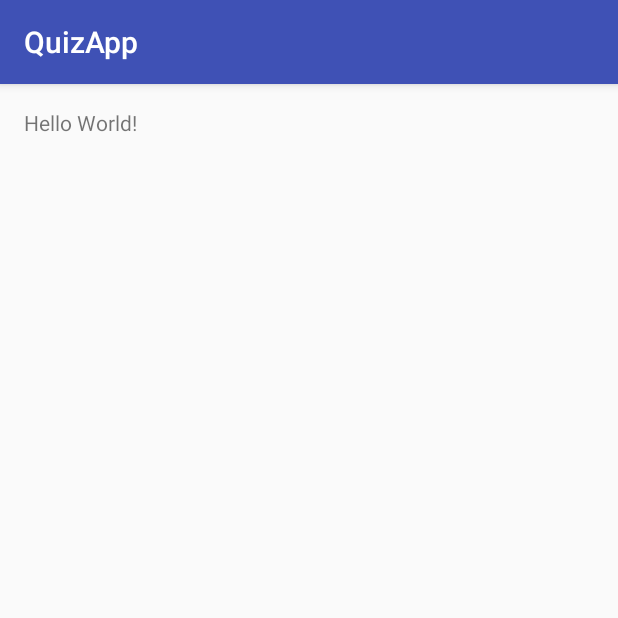
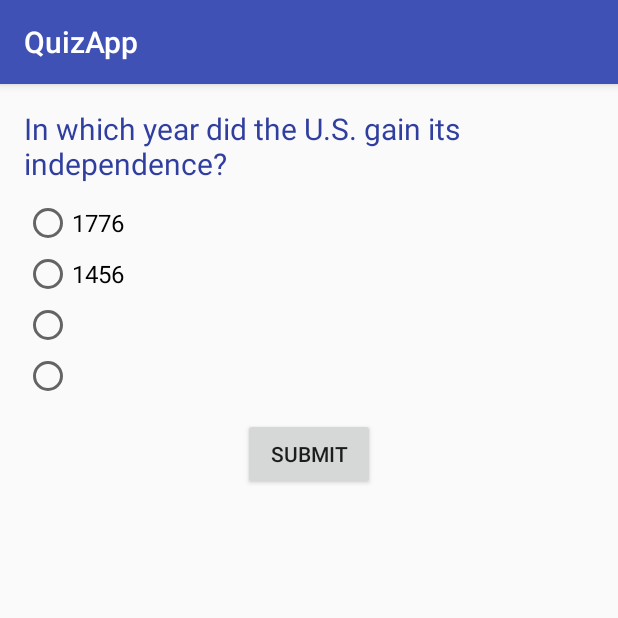
Before and after one commit to mikaelm1/Quiz-App, an Android app: the screen it shows after launch (MainActivity), on a phone screen of 412 x 824 dp, the top half of it. Run offline under Robolectric (Android 15) with nearby library versions, the phone set to English and light mode, and no system bars.

Commit message:
feat: First question works. Correct answers adds point

```diff
--- a/app/src/main/java/com/example/android/quizapp/MainActivity.java
+++ b/app/src/main/java/com/example/android/quizapp/MainActivity.java
@@ -2,12 +2,46 @@ package com.example.android.quizapp;
 
 import android.support.v7.app.AppCompatActivity;
 import android.os.Bundle;
+import android.util.Log;
+import android.view.View;
 
 public class MainActivity extends AppCompatActivity {
+
+    String qOneChosenAnswer;
+    int correctAnswers = 0;
+    int totalQuestions = 1;
 
     @Override
     protected void onCreate(Bundle savedInstanceState) {
         super.onCreate(savedInstanceState);
         setContentView(R.layout.activity_main);
     }
+
+    public void questionOneAnswered(View v) {
+        switch (v.getId()) {
+            case R.id.q_one_a:
+                Log.v("Answer", "Answer A chosen");
+                qOneChosenAnswer = "A";
+                correctAnswers += 1;
+                break;
+            case R.id.q_one_b:
+                Log.v("Answer", "Answer B chosen");
+                qOneChosenAnswer = "B";
+                break;
+            case R.id.q_one_c:
+                Log.v("Answer", "Answer C chosen");
+                qOneChosenAnswer = "C";
+                break;
+            case R.id.q_one_d:
+                Log.v("Answer", "Answer D chosen");
+                qOneChosenAnswer = "D";
+                break;
+        }
+    }
+
+    public void submitAnswersTapped(View v) {
+        int score = correctAnswers / totalQuestions;
+        Log.v("Score: ", Integer.toString(score * 100) + "%");
+    }
+
 }
--- a/app/src/main/res/layout/activity_main.xml
+++ b/app/src/main/res/layout/activity_main.xml
@@ -1,17 +1,64 @@
 <?xml version="1.0" encoding="utf-8"?>
-<RelativeLayout
+<LinearLayout
     xmlns:android="http://schemas.android.com/apk/res/android"
     xmlns:tools="http://schemas.android.com/tools"
     android:layout_width="match_parent"
     android:layout_height="match_parent"
-    android:paddingBottom="@dimen/activity_vertical_margin"
-    android:paddingLeft="@dimen/activity_horizontal_margin"
-    android:paddingRight="@dimen/activity_horizontal_margin"
-    android:paddingTop="@dimen/activity_vertical_margin"
+    android:orientation="vertical"
     tools:context="com.example.android.quizapp.MainActivity">
 
-    <TextView
-        android:layout_width="wrap_content"
+    <LinearLayout
+        android:layout_width="match_parent"
         android:layout_height="wrap_content"
-        android:text="Hello World!"/>
-</RelativeLayout>
+        android:orientation="vertical"
+        android:layout_margin="16dp">
+
+        <TextView
+            style="@style/question_textviews"
+            android:text="In which year did the U.S. gain its independence?"/>
+
+        <RadioGroup
+            android:layout_width="match_parent"
+            android:layout_height="wrap_content">
+            <RadioButton
+                style="@style/radio_buttons"
+                android:id="@+id/q_one_a"
+                android:text="1776"
+                android:layout_marginTop="10dp"
+                android:onClick="questionOneAnswered"/>
+
+            <RadioButton
+                style="@style/radio_buttons"
+                android:id="@+id/q_one_b"
+                android:text="1456"
+                android:layout_marginTop="2dp"
+                android:onClick="questionOneAnswered"/>
+
+            <RadioButton
+                style="@style/radio_buttons"
+                android:id="@+id/q_one_c"
+                android:layout_marginTop="2dp"
+                android:onClick="questionOneAnswered"/>
+
+            <RadioButton
+                style="@style/radio_buttons"
+                android:id="@+id/q_one_d"
+                android:layout_marginTop="2dp"
+                android:onClick="questionOneAnswered"/>
+        </RadioGroup>
+
+    <RelativeLayout
+        android:layout_width="match_parent"
+        android:layout_height="wrap_content"
+        android:layout_marginTop="12dp">
+        <Button
+            android:layout_width="wrap_content"
+            android:layout_height="wrap_content"
+            android:layout_centerInParent="true"
+            android:onClick="submitAnswersTapped"
+            android:text="Submit"/>
+    </RelativeLayout>
+
+    </LinearLayout>
+
+</LinearLayout>
--- a/app/src/main/res/values/styles.xml
+++ b/app/src/main/res/values/styles.xml
@@ -8,4 +8,17 @@
         <item name="colorAccent">@color/colorAccent</item>
     </style>
 
+    <style name="radio_buttons">
+        <item name="android:layout_height">wrap_content</item>
+        <item name="android:layout_width">wrap_content</item>
+        <item name="android:textSize">16sp</item>
+    </style>
+
+    <style name="question_textviews">
+        <item name="android:layout_height">wrap_content</item>
+        <item name="android:layout_width">match_parent</item>
+        <item name="android:textSize">20sp</item>
+        <item name="android:textColor">@color/colorPrimaryDark</item>
+    </style>
+
 </resources>
```
